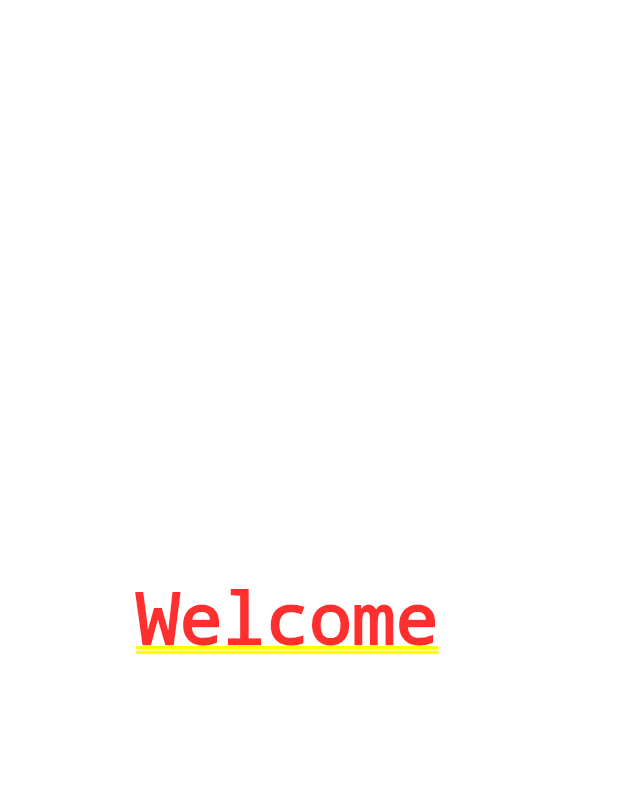
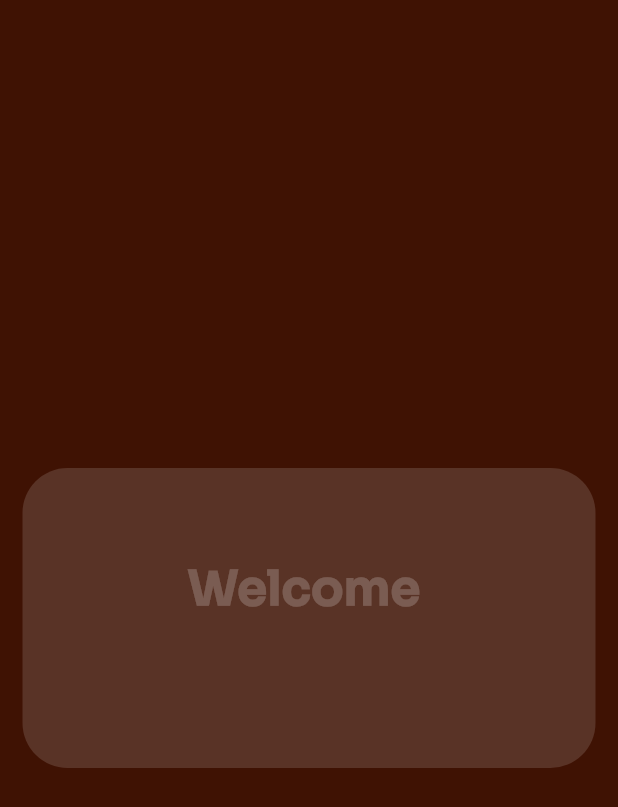
Before and after one commit to Julio1901/flutter-coffe-shop, a Flutter app: the screen it shows after launch, after a tap on "Get Started", on a phone screen of 412 x 824 dp. Shown: the top 807 px of the screen. Run offline on Flutter 3.47's test engine with Material 3 defaults, Android fonts, the phone set to English and light mode, and no system bars.

Commit message:
feat: Animated welcome message added

```diff
--- a/lib/main.dart
+++ b/lib/main.dart
@@ -1,3 +1,4 @@
+import 'package:coffe_shop/src/screens/home_screen.dart';
 import 'package:coffe_shop/src/screens/welcome_screen.dart';
 import 'package:coffe_shop/src/screens/welcome_splash_screen.dart';
 import 'package:coffe_shop/src/viewModels/main_view_model.dart';
@@ -7,7 +8,6 @@ import 'package:provider/provider.dart';
 void main() {
   runApp(MyAppRoot());
 }
-
 
 class MyAppRoot extends StatelessWidget {
   const MyAppRoot({super.key});
@@ -20,6 +20,7 @@ class MyAppRoot extends StatelessWidget {
       routes: {
         'welcomeScreen' :(context) => WelcomeScreen(),
         'welcomeSplashScreen':(context) => WelcomeSplashScreen(),
+        'homeScreen':(context) => HomeScreen(),
       },
     ),
     );
--- a/lib/src/screens/welcome_screen.dart
+++ b/lib/src/screens/welcome_screen.dart
@@ -7,9 +7,7 @@ import 'package:provider/provider.dart';
 class WelcomeScreen extends StatelessWidget {
   WelcomeScreen({super.key});
 
-  // MainViewModel mainViewModel = MainViewModel();
   final TextEditingController userNameController = TextEditingController();
-
 
   @override
   Widget build(BuildContext context) {
--- a/lib/src/screens/welcome_splash_screen.dart
+++ b/lib/src/screens/welcome_splash_screen.dart
@@ -2,19 +2,75 @@ import 'package:coffe_shop/src/viewModels/main_view_model.dart';
 import 'package:flutter/material.dart';
 import 'package:provider/provider.dart';
 
-class WelcomeSplashScreen extends StatelessWidget {
+class WelcomeSplashScreen extends StatefulWidget {
   const WelcomeSplashScreen({super.key});
 
   @override
+  State<WelcomeSplashScreen> createState() => _WelcomeSplashScreenState();
+}
+
+class _WelcomeSplashScreenState extends State<WelcomeSplashScreen> {
+
+ double _opacity = 0.0;
+
+ @override
+  void initState() {
+    super.initState();
+    _navigateToNextScreen();
+
+    Future.delayed(Duration(milliseconds: 500), () {
+     setState(() {
+        _opacity = 1.0;
+     });
+    });
+  }
+
+  void _navigateToNextScreen() {
+    Future.delayed(Duration(seconds: 3), () {
+      Navigator.pushNamed(context, 'homeScreen');
+    });
+  }
+
+  @override
   Widget build(BuildContext context) {
+    return SafeArea(
+      child: Container(
+        color: Color.fromARGB(255, 63, 18, 3),
+        child: Center(
+          child: Consumer<MainViewModel>(builder: (context, mainViewModel, _)
+          => Column(
+            mainAxisAlignment: MainAxisAlignment.center,
+            children: [
+              Container(
+                alignment: Alignment.center,
+                decoration: BoxDecoration(
+                  color: Color.fromARGB(35, 255, 255, 255),
+                 borderRadius: BorderRadius.circular(30)
+                ),
+                width: (MediaQuery.of(context).size.width - 30),
+                height: 200,
+                child: Row(
+                  mainAxisAlignment: MainAxisAlignment.center,
+                  children: [
+                    AnimatedOpacity(opacity: _opacity, duration: Duration(seconds: 3),
+                    child: Text(
+                      'Welcome \n${mainViewModel.userName}', textDirection: TextDirection.ltr,
+                       style: TextStyle(
+                                  fontFamily: 'Sora Semi Bold',
+                                  fontSize: 32,
+                                  color: Colors.white,
+                                  decoration: TextDecoration.none
+                                  ),
+                      ) ,
+                    ),
 
-    // final MainViewModel mainViewModel = MainViewModel();
-
-    return Container(
-      child: Center(
-        child: Consumer<MainViewModel>(builder: (context, mainViewModel, _)
-        => Text('Welcome ${mainViewModel.userName}', textDirection: TextDirection.ltr,) ,
-        )
+                  ],
+                )
+              )
+            ],
+          ),
+          )
+        ),
       ),
     );
   }
```
